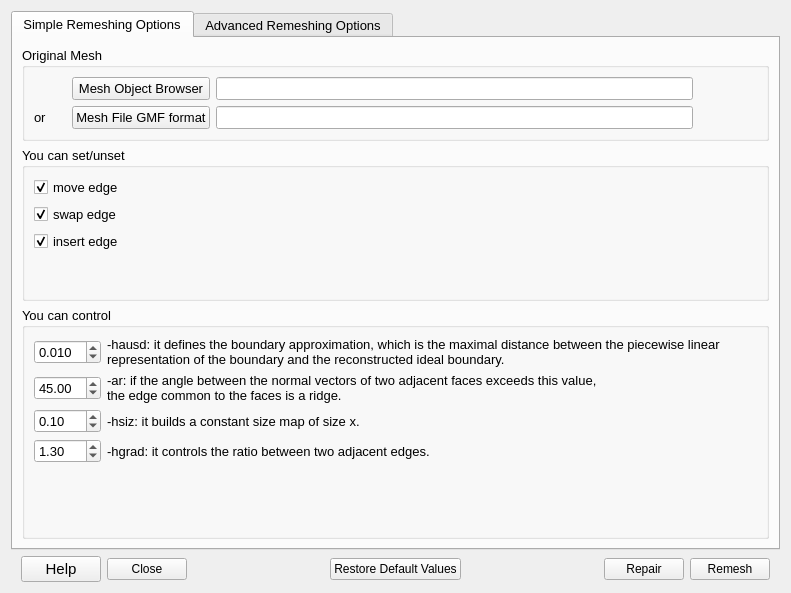
The window that MyPlugDialog.ui (SalomePlatform/mmgplugin) describes before a commit, drawn with Qt 5.
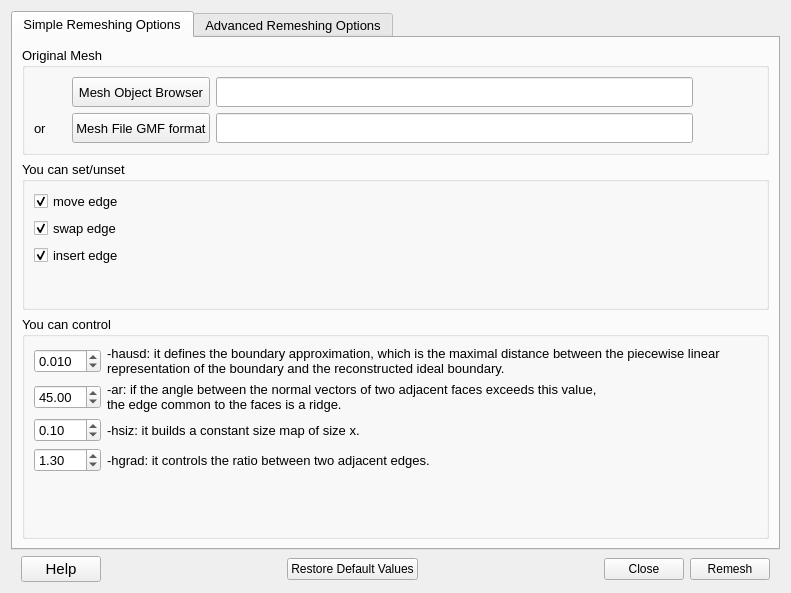
The same window after the commit. The open tabs and pages were chosen to show the change.

The edit to the form file:
```diff
--- a/MyPlugDialog.ui
+++ b/MyPlugDialog.ui
@@ -26,7 +26,7 @@
    <property name="sizeConstraint">
     <enum>QLayout::SetNoConstraint</enum>
    </property>
-   <item row="0" column="0">
+   <item row="1" column="0">
     <widget class="QTabWidget" name="TWOptions">
      <property name="enabled">
       <bool>true</bool>
@@ -448,6 +448,12 @@
               <verstretch>0</verstretch>
              </sizepolicy>
             </property>
+            <property name="minimumSize">
+             <size>
+              <width>0</width>
+              <height>30</height>
+             </size>
+            </property>
             <property name="font">
              <font>
               <pointsize>10</pointsize>
@@ -498,6 +504,12 @@
               <verstretch>0</verstretch>
              </sizepolicy>
             </property>
+            <property name="minimumSize">
+             <size>
+              <width>0</width>
+              <height>30</height>
+             </size>
+            </property>
             <property name="font">
              <font>
               <pointsize>10</pointsize>
@@ -513,6 +525,12 @@
               <verstretch>0</verstretch>
              </sizepolicy>
             </property>
+            <property name="minimumSize">
+             <size>
+              <width>0</width>
+              <height>30</height>
+             </size>
+            </property>
             <property name="text">
              <string>Mesh Object Browser</string>
             </property>
@@ -529,6 +547,12 @@
           </item>
           <item row="0" column="2">
            <widget class="QLineEdit" name="LE_MeshSmesh">
+            <property name="minimumSize">
+             <size>
+              <width>0</width>
+              <height>30</height>
+             </size>
+            </property>
             <property name="font">
              <font>
               <pointsize>10</pointsize>
@@ -838,8 +862,8 @@
      </widget>
     </widget>
    </item>
-   <item row="1" column="0">
-    <layout class="QHBoxLayout" name="horizontalLayout">
+   <item row="3" column="0">
+    <layout class="QHBoxLayout" name="horizontalLayout2">
      <item>
       <spacer name="horizontalSpacer_xx">
        <property name="orientation">
@@ -868,13 +892,6 @@
        </property>
       </widget>
      </item>
-     <item>
-      <widget class="QPushButton" name="PB_Cancel">
-       <property name="text">
-        <string>Close</string>
-       </property>
-      </widget>
-     </item>
      <item>
       <spacer name="horizontalSpacer_4">
        <property name="orientation">
@@ -909,9 +926,9 @@
       </spacer>
      </item>
      <item>
-      <widget class="QPushButton" name="PB_Repair">
+      <widget class="QPushButton" name="PB_Cancel">
        <property name="text">
-        <string>Repair</string>
+        <string>Close</string>
        </property>
       </widget>
      </item>
```
Left out of the diff: 60 changed lines with no effect on the pictures.
